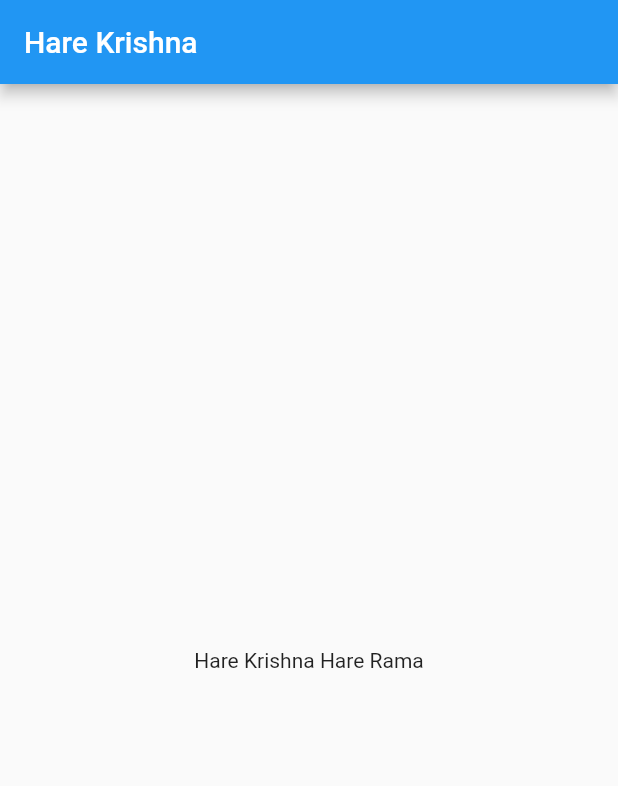
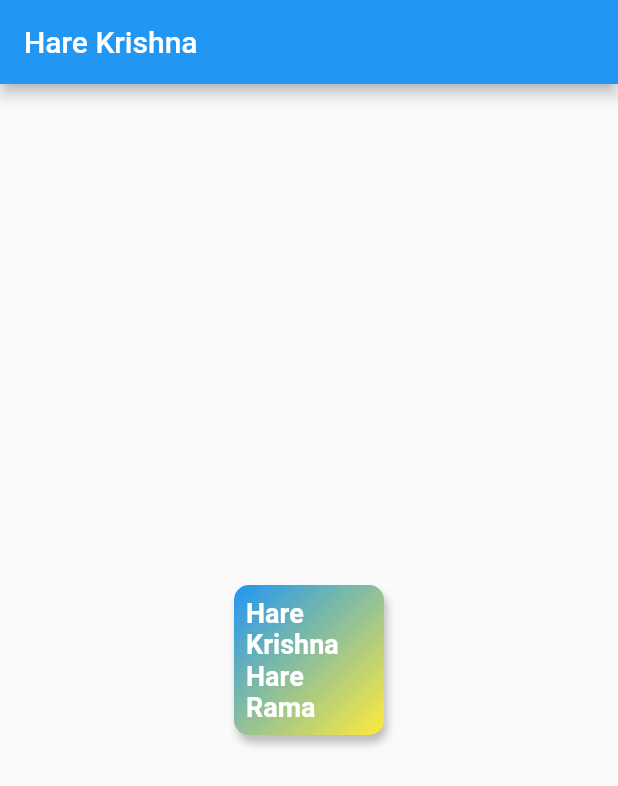
Before and after one commit to sandesh32/ProfGit---Mobile-App, a Flutter app: the screen it shows after launch, on a phone screen of 412 x 824 dp. Shown: the top 786 px of the screen. Run offline on Flutter 3.47's test engine with Material 2 defaults, Android fonts, the phone set to English and light mode, and no system bars.

Commit message:
ch2 completed

```diff
--- a/lib/main.dart
+++ b/lib/main.dart
@@ -15,8 +15,30 @@ class HomePage extends StatelessWidget {
       appBar: AppBar(
         title: Text("Hare Krishna"),
       ),
-      body: Container(
-        child: Center(child: Text("Hare Krishna Hare Rama")),
+      body: Center(
+        child: Container(
+          padding: const EdgeInsets.all(8),
+          alignment: Alignment.center,
+          width: 100,
+          height: 100,
+          decoration: BoxDecoration(
+            borderRadius: BorderRadius.circular(10),
+            boxShadow: [
+              BoxShadow(
+                color: Colors.grey[400],
+                blurRadius: 4,
+                offset: Offset(2.0,5.0)
+              )
+            ],
+          color: Colors.teal,
+          gradient: LinearGradient(colors: [Colors.yellow, Colors.blue], begin: Alignment(1,1), end: Alignment(-1,-1))
+          ),
+          child: Text("Hare Krishna Hare Rama", style: TextStyle(
+            color: Colors.white,
+            fontWeight: FontWeight.bold,
+            fontSize: 18,
+          )),
+        ),
       )
     );
   }
```
